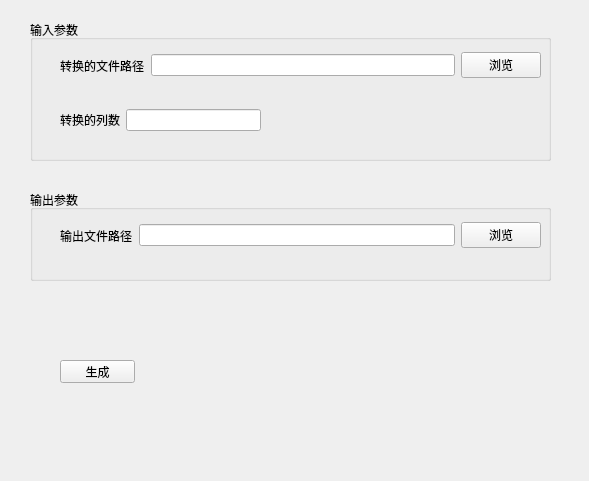
This is ui/transform.ui in Gordon-shin/pySide2Test as Qt 5 draws it before an edit. The edited form follows.
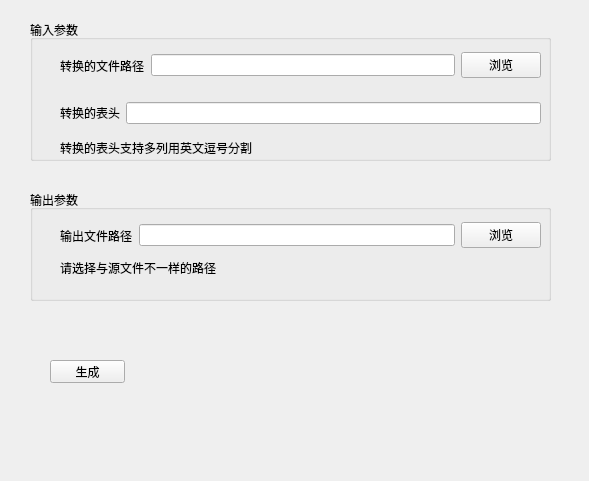
This is the edited form.

The edit to the form file:
```diff
--- a/ui/transform.ui
+++ b/ui/transform.ui
@@ -25,7 +25,7 @@
    <property name="title">
     <string>输入参数</string>
    </property>
-   <widget class="QWidget" name="">
+   <widget class="QWidget" name="layoutWidget">
     <property name="geometry">
      <rect>
       <x>30</x>
@@ -54,20 +54,20 @@
      </item>
     </layout>
    </widget>
-   <widget class="QWidget" name="">
+   <widget class="QWidget" name="layoutWidget">
     <property name="geometry">
      <rect>
       <x>30</x>
-      <y>89</y>
-      <width>201</width>
-      <height>22</height>
+      <y>80</y>
+      <width>481</width>
+      <height>26</height>
      </rect>
     </property>
     <layout class="QHBoxLayout" name="horizontalLayout_3">
      <item>
       <widget class="QLabel" name="label_3">
        <property name="text">
-        <string>转换的列数</string>
+        <string>转换的表头</string>
        </property>
       </widget>
      </item>
@@ -76,6 +76,19 @@
      </item>
     </layout>
    </widget>
+   <widget class="QLabel" name="label_4">
+    <property name="geometry">
+     <rect>
+      <x>30</x>
+      <y>120</y>
+      <width>391</width>
+      <height>16</height>
+     </rect>
+    </property>
+    <property name="text">
+     <string>转换的表头支持多列用英文逗号分割</string>
+    </property>
+   </widget>
   </widget>
   <widget class="QGroupBox" name="groupBox_2">
    <property name="geometry">
@@ -83,7 +96,7 @@
      <x>30</x>
      <y>190</y>
      <width>521</width>
-     <height>91</height>
+     <height>111</height>
     </rect>
    </property>
    <property name="title">
@@ -118,11 +131,24 @@
      </item>
     </layout>
    </widget>
+   <widget class="QLabel" name="label_5">
+    <property name="geometry">
+     <rect>
+      <x>30</x>
+      <y>70</y>
+      <width>421</width>
+      <height>16</height>
+     </rect>
+    </property>
+    <property name="text">
+     <string>请选择与源文件不一样的路径</string>
+    </property>
+   </widget>
   </widget>
   <widget class="QPushButton" name="CreateButton">
    <property name="geometry">
     <rect>
-     <x>60</x>
+     <x>50</x>
      <y>360</y>
      <width>75</width>
      <height>23</height>
```
